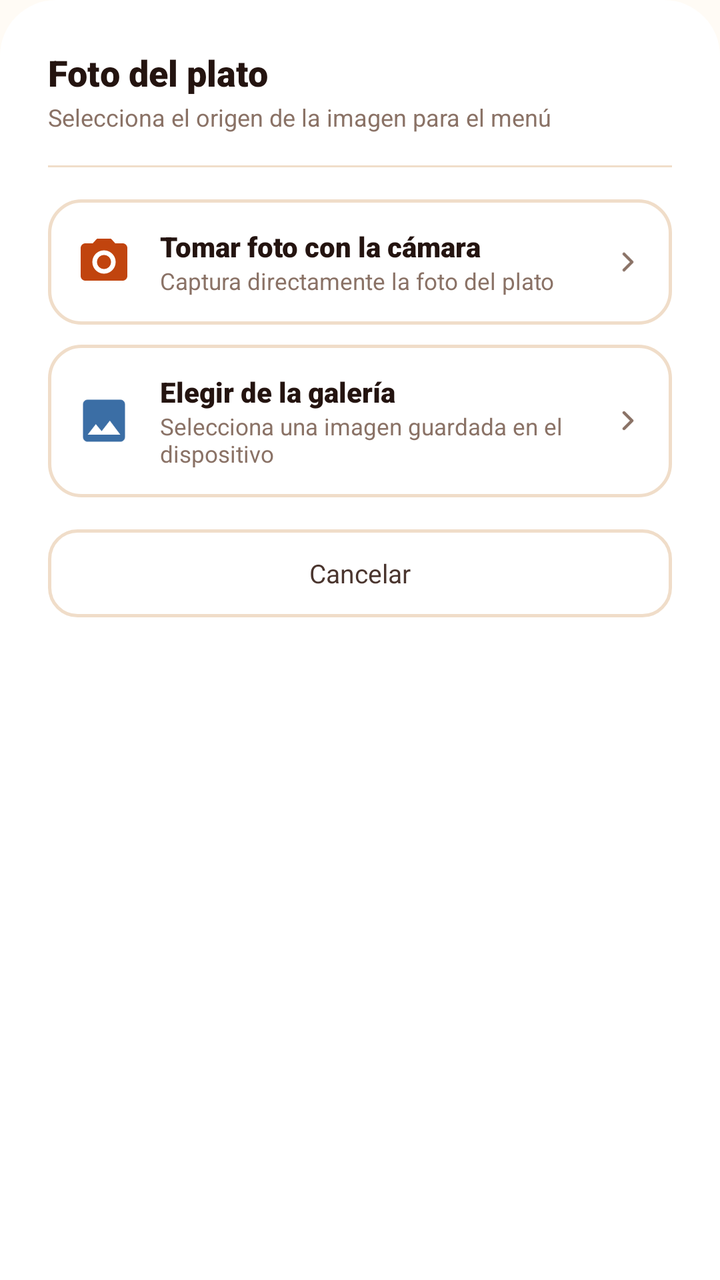
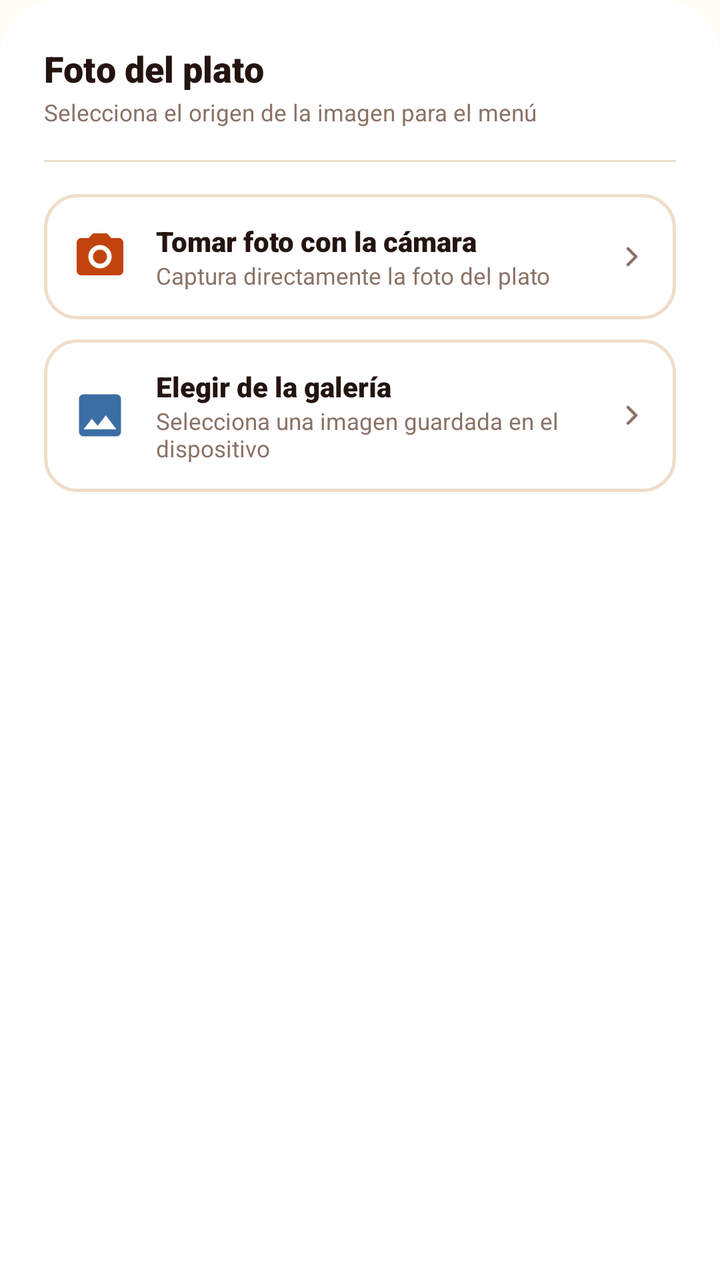

Compare the two renders of this Android layout. The source of the first and the diff that turns it into the second are given below.
<!-- AndroidManifest.xml: application theme Theme.Pollogithub -->
<!-- res/layout/dialog_select_photo_source.xml -->
<?xml version="1.0" encoding="utf-8"?>
<LinearLayout xmlns:android="http://schemas.android.com/apk/res/android"
    xmlns:app="http://schemas.android.com/apk/res-auto"
    android:layout_width="match_parent"
    android:layout_height="wrap_content"
    android:background="@drawable/bg_card_top_rounded"
    android:orientation="vertical"
    android:padding="24dp">

    <TextView
        android:layout_width="wrap_content"
        android:layout_height="wrap_content"
        android:fontFamily="sans-serif-black"
        android:text="Foto del plato"
        android:textColor="@color/char_900"
        android:textSize="18sp" />

    <TextView
        android:layout_width="wrap_content"
        android:layout_height="wrap_content"
        android:layout_marginTop="2dp"
        android:fontFamily="sans-serif"
        android:text="Selecciona el origen de la imagen para el menú"
        android:textColor="@color/char_400"
        android:textSize="12sp" />

    <View
        android:layout_width="match_parent"
        android:layout_height="1dp"
        android:layout_marginVertical="16dp"
        android:background="@color/line_color" />

    
    <LinearLayout
        android:id="@+id/btnOptionCamera"
        android:layout_width="match_parent"
        android:layout_height="wrap_content"
        android:background="@drawable/bg_order_card"
        android:clickable="true"
        android:focusable="true"
        android:gravity="center_vertical"
        android:orientation="horizontal"
        android:padding="14dp">

        <ImageView
            android:layout_width="28dp"
            android:layout_height="28dp"
            android:src="@drawable/ic_camera"
            app:tint="@color/ember_600" />

        <LinearLayout
            android:layout_width="0dp"
            android:layout_height="wrap_content"
            android:layout_marginStart="14dp"
            android:layout_weight="1"
            android:orientation="vertical">

            <TextView
                android:layout_width="wrap_content"
                android:layout_height="wrap_content"
                android:fontFamily="sans-serif-black"
                android:text="Tomar foto con la cámara"
                android:textColor="@color/char_900"
                android:textSize="14sp" />

            <TextView
                android:layout_width="wrap_content"
                android:layout_height="wrap_content"
                android:fontFamily="sans-serif"
                android:text="Captura directamente la foto del plato"
                android:textColor="@color/char_400"
                android:textSize="11.5sp" />
        </LinearLayout>

        <ImageView
            android:layout_width="16dp"
            android:layout_height="16dp"
            android:src="@drawable/ic_chevron_right"
            app:tint="@color/char_400" />
    </LinearLayout>

    
    <LinearLayout
        android:id="@+id/btnOptionGallery"
        android:layout_width="match_parent"
        android:layout_height="wrap_content"
        android:layout_marginTop="10dp"
        android:background="@drawable/bg_order_card"
        android:clickable="true"
        android:focusable="true"
        android:gravity="center_vertical"
        android:orientation="horizontal"
        android:padding="14dp">

        <ImageView
            android:layout_width="28dp"
            android:layout_height="28dp"
            android:src="@drawable/ic_gallery"
            app:tint="@color/info_600" />

        <LinearLayout
            android:layout_width="0dp"
            android:layout_height="wrap_content"
            android:layout_marginStart="14dp"
            android:layout_weight="1"
            android:orientation="vertical">

            <TextView
                android:layout_width="wrap_content"
                android:layout_height="wrap_content"
                android:fontFamily="sans-serif-black"
                android:text="Elegir de la galería"
                android:textColor="@color/char_900"
                android:textSize="14sp" />

            <TextView
                android:layout_width="wrap_content"
                android:layout_height="wrap_content"
                android:fontFamily="sans-serif"
                android:text="Selecciona una imagen guardada en el dispositivo"
                android:textColor="@color/char_400"
                android:textSize="11.5sp" />
        </LinearLayout>

        <ImageView
            android:layout_width="16dp"
            android:layout_height="16dp"
            android:src="@drawable/ic_chevron_right"
            app:tint="@color/char_400" />
    </LinearLayout>

    
    <TextView
        android:id="@+id/btnCancelSource"
        android:layout_width="match_parent"
        android:layout_height="44dp"
        android:layout_marginTop="16dp"
        android:background="@drawable/bg_btn_outline"
        android:fontFamily="sans-serif-bold"
        android:gravity="center"
        android:text="Cancelar"
        android:textColor="@color/char_700"
        android:textSize="13sp" />

</LinearLayout>
<!-- resources referenced by this layout -->
<resources>
  <color name="char_400">#8A7266</color>
  <color name="char_700">#4A352E</color>
  <color name="char_900">#241410</color>
  <color name="ember_600">#C1440E</color>
  <color name="info_600">#3B6EA5</color>
  <color name="line_color">#F0DDC9</color>
  <!-- drawable bg_card_top_rounded (drawable) -->
  <?xml version="1.0" encoding="utf-8"?>
  <shape xmlns:android="http://schemas.android.com/apk/res/android"
      android:shape="rectangle">
      <solid android:color="@color/white" />
      <corners
          android:topLeftRadius="28dp"
          android:topRightRadius="28dp" />
  </shape>
  <!-- drawable ic_gallery (drawable) -->
  <vector xmlns:android="http://schemas.android.com/apk/res/android"
      android:width="24dp"
      android:height="24dp"
      android:viewportWidth="24"
      android:viewportHeight="24">
      <path
          android:fillColor="@color/char_900"
          android:pathData="M21,19V5c0,-1.1 -0.9,-2 -2,-2H5c-1.1,0 -2,0.9 -2,2v14c0,1.1 0.9,2 2,2h14c1.1,0 2,-0.9 2,-2zM8.5,13.5l2.5,3.01L14.5,12l4.5,6H5l3.5,-4.5z"/>
  </vector>
  <style name="Theme.Pollogithub" parent="Base.Theme.Pollogithub" />
  <color name="white">#FFFFFFFF</color>
  <color name="paper_50">#FFFBF5</color>
  <color name="ember_100">#FFE4D1</color>
  <color name="ember_700">#9C2F0E</color>
  <!-- unchanged entries left out for length: 5 -->
</resources>

<!-- the commit's change to res/layout/dialog_select_photo_source.xml (unified diff, before → after) -->
@@ -1,34 +1,27 @@
 <?xml version="1.0" encoding="utf-8"?>
 <LinearLayout xmlns:android="http://schemas.android.com/apk/res/android"
     xmlns:app="http://schemas.android.com/apk/res-auto"
+    style="@style/Widget.Pollo.Dialog.Container"
     android:layout_width="match_parent"
     android:layout_height="wrap_content"
-    android:background="@drawable/bg_card_top_rounded"
-    android:orientation="vertical"
-    android:padding="24dp">
+    android:orientation="vertical">
 
     <TextView
+        android:textAppearance="@style/TextAppearance.Pollo.Title.Medium"
         android:layout_width="wrap_content"
         android:layout_height="wrap_content"
-        android:fontFamily="sans-serif-black"
-        android:text="Foto del plato"
-        android:textColor="@color/char_900"
-        android:textSize="18sp" />
+        android:text="Foto del plato" />
 
     <TextView
+        android:textAppearance="@style/TextAppearance.Pollo.Subtitle"
         android:layout_width="wrap_content"
         android:layout_height="wrap_content"
-        android:layout_marginTop="2dp"
-        android:fontFamily="sans-serif"
-        android:text="Selecciona el origen de la imagen para el menú"
-        android:textColor="@color/char_400"
-        android:textSize="12sp" />
+        android:layout_marginTop="@dimen/spacing_2xs"
+        android:text="Selecciona el origen de la imagen para el menú" />
 
     <View
-        android:layout_width="match_parent"
-        android:layout_height="1dp"
-        android:layout_marginVertical="16dp"
-        android:background="@color/line_color" />
+        style="@style/Widget.Pollo.Divider"
+        android:layout_marginVertical="16dp" />
 
     
     <LinearLayout
@@ -132,14 +125,10 @@
     
     <TextView
         android:id="@+id/btnCancelSource"
+        style="@style/Widget.Pollo.Button.Outline.Medium"
         android:layout_width="match_parent"
-        android:layout_height="44dp"
         android:layout_marginTop="16dp"
-        android:background="@drawable/bg_btn_outline"
-        android:fontFamily="sans-serif-bold"
         android:gravity="center"
-        android:text="Cancelar"
-        android:textColor="@color/char_700"
-        android:textSize="13sp" />
+        android:text="Cancelar" />
 
 </LinearLayout>
<!-- resource entries referenced after the edit -->
@@ -2,10 +2,30 @@
 <resources>
   <color name="char_400">#8A7266</color>
   <color name="char_700">#4A352E</color>
+  <dimen name="text_size_btn_medium">13.5sp</dimen>
+  <dimen name="btn_height_primary">52dp</dimen>
   <color name="char_900">#241410</color>
   <color name="ember_600">#C1440E</color>
   <color name="info_600">#3B6EA5</color>
+  <dimen name="spacing_2xs">2dp</dimen>
   <color name="line_color">#F0DDC9</color>
+  <style name="TextAppearance.Pollo" parent="android:TextAppearance" />
+  <dimen name="text_size_caption">11.5sp</dimen>
+  <style name="TextAppearance.Pollo.Title" parent="TextAppearance.Pollo" />
+  <dimen name="text_size_title_medium">18sp</dimen>
+  <style name="Widget.Pollo.Button.Outline" parent="Widget.Pollo.Button">
+          <item name="android:background">@drawable/bg_btn_outline</item>
+          <item name="android:fontFamily">sans-serif-bold</item>
+          <item name="android:textColor">@color/char_700</item>
+          <item name="android:textSize">@dimen/text_size_btn_medium</item>
+          <item name="android:textAllCaps">false</item>
+          <item name="android:paddingHorizontal">@dimen/spacing_l</item>
+          <item name="android:minHeight">@dimen/btn_height_primary</item>
+          <item name="android:stateListAnimator">@null</item>
+      </style>
+  <dimen name="btn_height_medium">46dp</dimen>
+  <dimen name="spacing_l">16dp</dimen>
+  <style name="Widget.Pollo.Dialog" parent="" />
   <!-- drawable bg_card_top_rounded (drawable) -->
   <?xml version="1.0" encoding="utf-8"?>
   <shape xmlns:android="http://schemas.android.com/apk/res/android"
@@ -15,6 +35,9 @@
           android:topLeftRadius="28dp"
           android:topRightRadius="28dp" />
   </shape>
+  <dimen name="dialog_padding">22dp</dimen>
+  <style name="Widget.Pollo" parent="" />
+  <style name="Widget.Pollo.Button" parent="Widget.AppCompat.Button" />
   <!-- drawable ic_gallery (drawable) -->
   <vector xmlns:android="http://schemas.android.com/apk/res/android"
       android:width="24dp"
@@ -25,6 +48,29 @@
           android:fillColor="@color/char_900"
           android:pathData="M21,19V5c0,-1.1 -0.9,-2 -2,-2H5c-1.1,0 -2,0.9 -2,2v14c0,1.1 0.9,2 2,2h14c1.1,0 2,-0.9 2,-2zM8.5,13.5l2.5,3.01L14.5,12l4.5,6H5l3.5,-4.5z"/>
   </vector>
+  <style name="TextAppearance.Pollo.Subtitle" parent="TextAppearance.Pollo">
+          <item name="android:fontFamily">sans-serif</item>
+          <item name="android:textColor">@color/char_400</item>
+          <item name="android:textSize">@dimen/text_size_caption</item>
+      </style>
+  <style name="TextAppearance.Pollo.Title.Medium" parent="TextAppearance.Pollo.Title">
+          <item name="android:fontFamily">sans-serif-black</item>
+          <item name="android:textColor">@color/char_900</item>
+          <item name="android:textSize">@dimen/text_size_title_medium</item>
+      </style>
+  <style name="Widget.Pollo.Button.Outline.Medium" parent="Widget.Pollo.Button.Outline">
+          <item name="android:minHeight">@dimen/btn_height_medium</item>
+          <item name="android:paddingHorizontal">@dimen/spacing_l</item>
+      </style>
+  <style name="Widget.Pollo.Dialog.Container" parent="Widget.Pollo.Dialog">
+          <item name="android:background">@drawable/bg_card_top_rounded</item>
+          <item name="android:padding">@dimen/dialog_padding</item>
+      </style>
+  <style name="Widget.Pollo.Divider" parent="Widget.Pollo">
+          <item name="android:layout_width">match_parent</item>
+          <item name="android:layout_height">1dp</item>
+          <item name="android:background">@color/line_color</item>
+      </style>
   <style name="Theme.Pollogithub" parent="Base.Theme.Pollogithub" />
   <color name="white">#FFFFFFFF</color>
   <color name="paper_50">#FFFBF5</color>
